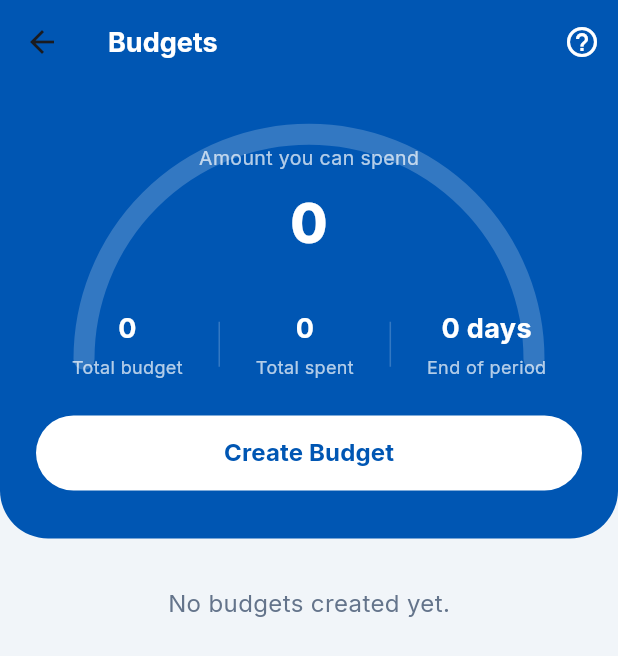
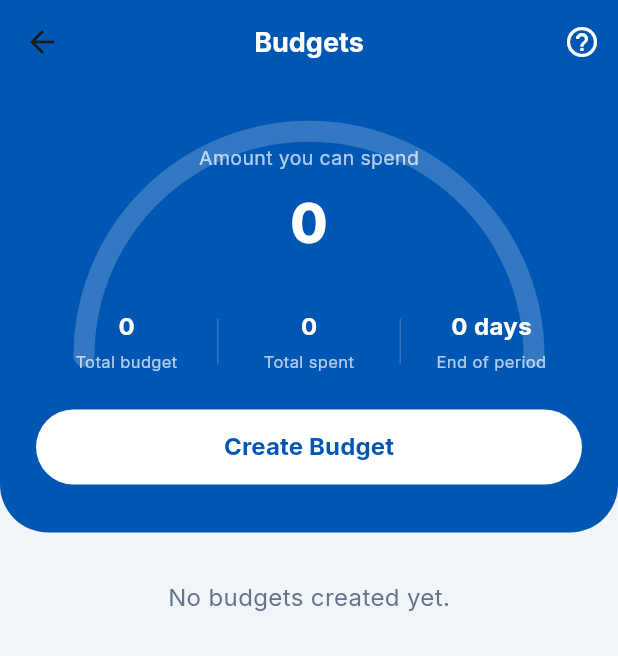
Before and after one commit to langss1/Uangku, a Flutter app: the BudgetScreen screen opened directly, on a phone screen of 412 x 824 dp. Shown: the top 656 px of the screen. Run offline on Flutter 3.47's test engine with Material 3 defaults, Android fonts, the phone set to English and light mode, and no system bars; our stand-ins replace camera, connectivity_plus, fl_chart, flutter_dotenv, google_fonts, google_generative_ai and 6 more; missing offline and left inert: google_mlkit_text_recognition; accounts and stored records are empty.

Commit message:
rapiin budget

```diff
--- a/uangku_app/lib/features/budget/screens/budget_detail_screen.dart
+++ b/uangku_app/lib/features/budget/screens/budget_detail_screen.dart
@@ -153,7 +153,7 @@ class BudgetDetailScreen extends StatelessWidget {
                             ),
                           ),
                           Positioned(
-                            left: constraints.maxWidth * timeProgress - 1,
+                            left: (constraints.maxWidth * timeProgress - 1).clamp(0.0, constraints.maxWidth - 2.0),
                             top: -4,
                             child: Container(
                               width: 2,
@@ -162,7 +162,7 @@ class BudgetDetailScreen extends StatelessWidget {
                             ),
                           ),
                           Positioned(
-                            left: constraints.maxWidth * timeProgress - 20,
+                            left: (constraints.maxWidth * timeProgress - 20).clamp(0.0, constraints.maxWidth - 40.0),
                             top: 14,
                             child: Container(
                               padding: const EdgeInsets.symmetric(horizontal: 6, vertical: 2),
--- a/uangku_app/lib/features/budget/screens/budget_screen.dart
+++ b/uangku_app/lib/features/budget/screens/budget_screen.dart
@@ -34,7 +34,7 @@ class _BudgetScreenState extends State<BudgetScreen> {
           'Budgets',
           style: TextStyle(color: Colors.white, fontWeight: FontWeight.bold, fontSize: 18),
         ),
-        centerTitle: false,
+        centerTitle: true,
         actions: [
           IconButton(
             icon: const Icon(Icons.help_outline, color: Colors.white),
@@ -208,7 +208,9 @@ class _BudgetScreenState extends State<BudgetScreen> {
               style: TextStyle(color: Colors.white70, fontSize: 13),
             ),
             const SizedBox(height: 8),
-            Text(
+            FittedBox(
+              fit: BoxFit.scaleDown,
+              child: Text(
                 format.format(remaining),
                 style: const TextStyle(
                   color: Colors.white,
@@ -216,41 +218,57 @@ class _BudgetScreenState extends State<BudgetScreen> {
                   fontWeight: FontWeight.w800,
                 ),
               ),
+            ),
             const SizedBox(height: 32),
             Row(
               mainAxisAlignment: MainAxisAlignment.spaceEvenly,
               children: [
-                Column(
+                Expanded(
+                  child: Column(
                     children: [
-                    Text(
+                      FittedBox(
+                        fit: BoxFit.scaleDown,
+                        child: Text(
                           _formatCompact(totalBudget),
-                      style: const TextStyle(color: Colors.white, fontSize: 18, fontWeight: FontWeight.bold),
+                          style: const TextStyle(color: Colors.white, fontSize: 16, fontWeight: FontWeight.bold),
+                        ),
                       ),
                       const SizedBox(height: 4),
-                    const Text('Total budget', style: TextStyle(color: Colors.white70, fontSize: 12)),
+                      const Text('Total budget', style: TextStyle(color: Colors.white70, fontSize: 11), textAlign: TextAlign.center),
                     ],
                   ),
+                ),
                 Container(width: 1, height: 30, color: Colors.white.withOpacity(0.2)),
-                Column(
+                Expanded(
+                  child: Column(
                     children: [
-                    Text(
+                      FittedBox(
+                        fit: BoxFit.scaleDown,
+                        child: Text(
                           _formatCompact(totalSpent),
-                      style: const TextStyle(color: Colors.white, fontSize: 18, fontWeight: FontWeight.bold),
+                          style: const TextStyle(color: Colors.white, fontSize: 16, fontWeight: FontWeight.bold),
+                        ),
                       ),
                       const SizedBox(height: 4),
-                    const Text('Total spent', style: TextStyle(color: Colors.white70, fontSize: 12)),
+                      const Text('Total spent', style: TextStyle(color: Colors.white70, fontSize: 11), textAlign: TextAlign.center),
                     ],
                   ),
+                ),
                 Container(width: 1, height: 30, color: Colors.white.withOpacity(0.2)),
-                Column(
+                Expanded(
+                  child: Column(
                     children: [
-                    Text(
+                      FittedBox(
+                        fit: BoxFit.scaleDown,
+                        child: Text(
                           '$daysLeft days',
-                      style: const TextStyle(color: Colors.white, fontSize: 18, fontWeight: FontWeight.bold),
+                          style: const TextStyle(color: Colors.white, fontSize: 16, fontWeight: FontWeight.bold),
+                        ),
                       ),
                       const SizedBox(height: 4),
-                    const Text('End of period', style: TextStyle(color: Colors.white70, fontSize: 12)),
+                      const Text('End of period', style: TextStyle(color: Colors.white70, fontSize: 11), textAlign: TextAlign.center),
                     ],
+                  ),
                 ),
               ],
             ),
@@ -369,7 +387,7 @@ class _BudgetScreenState extends State<BudgetScreen> {
                     ),
                     // 'Hari ini' Marker
                     Positioned(
-                      left: constraints.maxWidth * timeProgress - 1,
+                      left: (constraints.maxWidth * timeProgress - 1).clamp(0.0, constraints.maxWidth - 2.0),
                       top: -4,
                       child: Container(
                         width: 2,
@@ -378,7 +396,7 @@ class _BudgetScreenState extends State<BudgetScreen> {
                       ),
                     ),
                     Positioned(
-                      left: constraints.maxWidth * timeProgress - 20,
+                      left: (constraints.maxWidth * timeProgress - 20).clamp(0.0, constraints.maxWidth - 40.0),
                       top: 14,
                       child: Container(
                         padding: const EdgeInsets.symmetric(horizontal: 6, vertical: 2),
```
Lines whose indentation alone changed are shown as unchanged.
